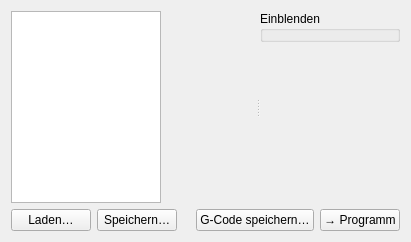
Qt form host/foamcut/qt/ui/designpage.ui (vheinitz/foamcut) before a commit.
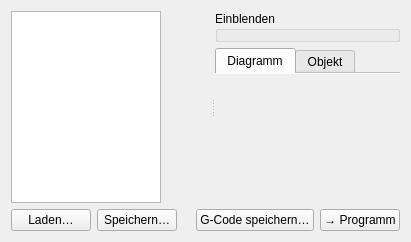
The same form after that commit.

Commit message:
Reiter "Objekt" auf Kontur- und Scheibenseite: Zeichnung bzw. Koerper
Das Diagramm sitzt jetzt in einem QTabWidget (designpage.ui); Modelle mit
Vorlage bekommen einen zweiten Reiter: ObjectView zeigt die SVG-Konturen in
mm (Loecher gruen), MeshView den STL-Koerper schattiert, drehbar (ziehen),
zoombar (Rad), mit allen Scheibenebenen und der gewaehlten Scheibe orange.
Fluegel/Formen haben den Reiter nicht.

Claude-Session: https://claude.ai/code/session_01QNkYf1gq316zPTRfzf4ecE

What changed in the file:
```diff
--- a/host/foamcut/qt/ui/designpage.ui
+++ b/host/foamcut/qt/ui/designpage.ui
@@ -44,9 +44,33 @@
           </widget>
          </item>
          <item>
-          <widget class="QSplitter" name="views">
-           <property name="orientation"><enum>Qt::Vertical</enum></property>
+          <widget class="QTabWidget" name="view_tabs">
            <property name="sizePolicy"><sizepolicy hsizetype="Expanding" vsizetype="Expanding"><horstretch>0</horstretch><verstretch>1</verstretch></sizepolicy></property>
+           <property name="documentMode"><bool>true</bool></property>
+           <widget class="QWidget" name="tab_diagram">
+            <attribute name="title"><string>Diagramm</string></attribute>
+            <layout class="QVBoxLayout" name="diagram_layout">
+             <property name="leftMargin"><number>0</number></property>
+             <property name="topMargin"><number>4</number></property>
+             <property name="rightMargin"><number>0</number></property>
+             <property name="bottomMargin"><number>0</number></property>
+             <item>
+              <widget class="QSplitter" name="views">
+               <property name="orientation"><enum>Qt::Vertical</enum></property>
+               <property name="sizePolicy"><sizepolicy hsizetype="Expanding" vsizetype="Expanding"><horstretch>0</horstretch><verstretch>1</verstretch></sizepolicy></property>
+              </widget>
+             </item>
+            </layout>
+           </widget>
+           <widget class="QWidget" name="tab_object">
+            <attribute name="title"><string>Objekt</string></attribute>
+            <layout class="QVBoxLayout" name="object_layout">
+             <property name="leftMargin"><number>0</number></property>
+             <property name="topMargin"><number>4</number></property>
+             <property name="rightMargin"><number>0</number></property>
+             <property name="bottomMargin"><number>0</number></property>
+            </layout>
+           </widget>
           </widget>
          </item>
          <item>
```
The commit also changes 7 other files.
